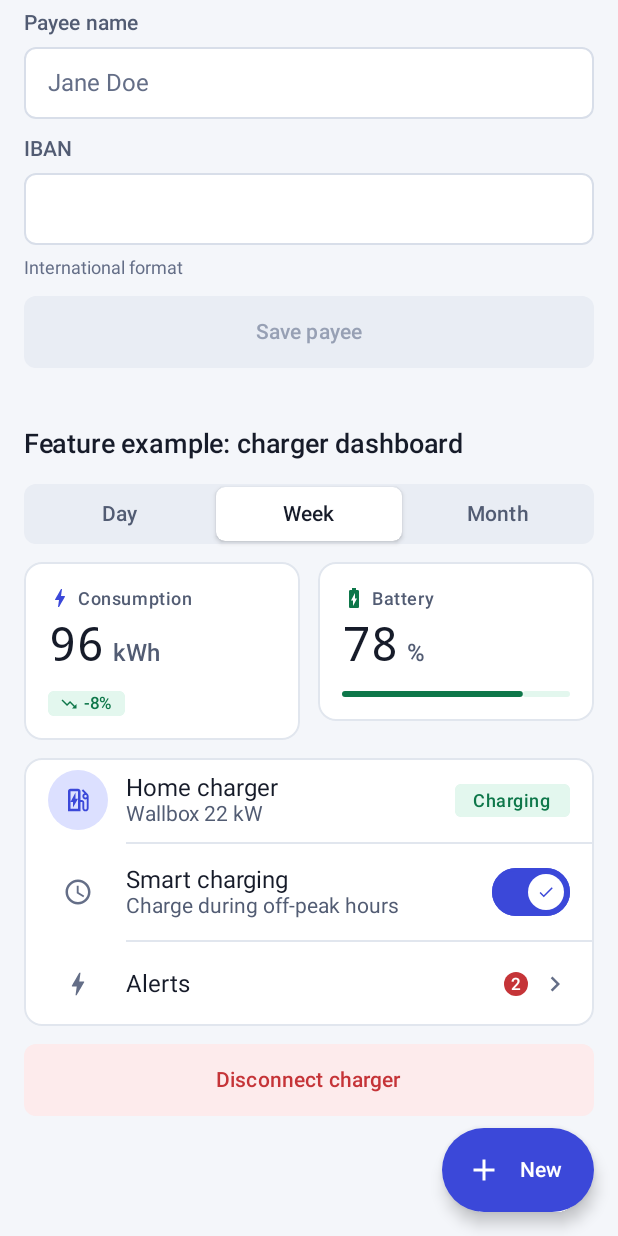
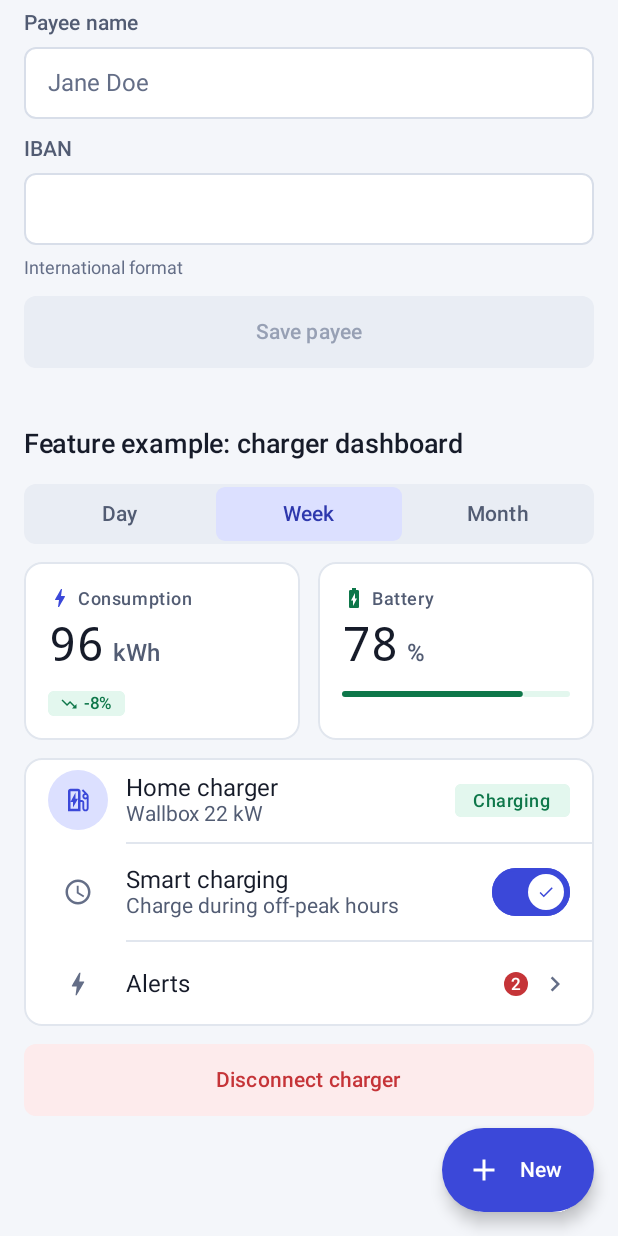
Before and after one commit to gabriel-TheCode/ElectronDS, an Android app built with Jetpack Compose: the screen it shows after launch (CatalogActivity), on a phone screen of 412 x 824 dp. Run offline under Robolectric (Android 15) with nearby library versions, the light colour scheme and no system bars.

Commit message:
Fix segmented control indicator, read-only field and metric card rows
Found by reviewing the first recorded screenshots:
- Segmented control: animate the selected index instead of a position,
  so a size change re-places the indicator instantly (it slid to a wrong
  position when the layout width changed); brand tint indicator with
  primaryStrong label, since the neutral raised indicator was nearly
  invisible on the dark track; visible disabled indicator.
- Input field: read-only looked identical to disabled; it is now a
  transparent field with a hairline border.
- Metric cards side by side share one height in the dashboard demo, and
  the pattern is documented.

```diff
--- a/app/src/main/java/com/electron/catalog/demo/ChargerDashboardSection.kt
+++ b/app/src/main/java/com/electron/catalog/demo/ChargerDashboardSection.kt
@@ -2,7 +2,10 @@ package com.electron.catalog.demo
 
 import androidx.compose.foundation.layout.Arrangement
 import androidx.compose.foundation.layout.Column
+import androidx.compose.foundation.layout.IntrinsicSize
 import androidx.compose.foundation.layout.Row
+import androidx.compose.foundation.layout.fillMaxHeight
+import androidx.compose.foundation.layout.height
 import androidx.compose.material.icons.Icons
 import androidx.compose.material.icons.outlined.BatteryChargingFull
 import androidx.compose.material.icons.outlined.Bolt
@@ -145,9 +148,13 @@ internal fun ChargerDashboardSection() {
             uiModel = state.toRangeUiModel(),
             onOptionSelected = { state = state.copy(range = ConsumptionRange.entries[it]) }
         )
-        Row(horizontalArrangement = Arrangement.spacedBy(ElectronSpacing.md)) {
-            ElectronMetricCard(state.toConsumptionUiModel(), modifier = Modifier.weight(1f))
-            ElectronMetricCard(state.toBatteryUiModel(), modifier = Modifier.weight(1f))
+        // Cards side by side share the tallest card's height.
+        Row(
+            horizontalArrangement = Arrangement.spacedBy(ElectronSpacing.md),
+            modifier = Modifier.height(IntrinsicSize.Min)
+        ) {
+            ElectronMetricCard(state.toConsumptionUiModel(), modifier = Modifier.weight(1f).fillMaxHeight())
+            ElectronMetricCard(state.toBatteryUiModel(), modifier = Modifier.weight(1f).fillMaxHeight())
         }
         ElectronCard(CardUiModel.Default()) {
             ElectronListItem(state.toStatusItemUiModel())
--- a/electronds/src/main/java/com/electron/designsystem/components/inputfield/primitives/InputFieldPrimitive.kt
+++ b/electronds/src/main/java/com/electron/designsystem/components/inputfield/primitives/InputFieldPrimitive.kt
@@ -82,7 +82,7 @@ internal fun InputFieldPrimitive(
             !isEnabled -> Color.Transparent
             isError -> c.status.error
             isFocused -> c.border.focus
-            isReadOnly -> Color.Transparent
+            isReadOnly -> c.border.subtle
             else -> c.border.default
         },
         animationSpec = tween(ElectronMotion.quick, easing = ElectronMotion.easeStandard),
@@ -93,9 +93,11 @@ internal fun InputFieldPrimitive(
         animationSpec = tween(ElectronMotion.quick, easing = ElectronMotion.easeStandard),
         label = "fieldBorderWidth"
     )
+    // Three distinct looks: editable (white field, border), read-only (no fill,
+    // hairline: a value you can read and copy), disabled (grey fill, no border).
     val containerColor = when {
         !isEnabled -> c.interaction.disabledBackground
-        isReadOnly -> c.background.surfaceSunken
+        isReadOnly -> Color.Transparent
         else -> c.background.surface
     }
     val textColor = if (isEnabled) c.content.primary else c.interaction.disabledContent
--- a/electronds/src/main/java/com/electron/designsystem/components/segmentedcontrol/primitives/SegmentedControlPrimitive.kt
+++ b/electronds/src/main/java/com/electron/designsystem/components/segmentedcontrol/primitives/SegmentedControlPrimitive.kt
@@ -2,7 +2,7 @@ package com.electron.designsystem.components.segmentedcontrol.primitives
 
 import androidx.compose.animation.animateColorAsState
 import androidx.compose.animation.core.Spring
-import androidx.compose.animation.core.animateDpAsState
+import androidx.compose.animation.core.animateFloatAsState
 import androidx.compose.animation.core.spring
 import androidx.compose.animation.core.tween
 import androidx.compose.foundation.background
@@ -27,14 +27,12 @@ import androidx.compose.runtime.remember
 import androidx.compose.ui.Alignment
 import androidx.compose.ui.Modifier
 import androidx.compose.ui.draw.clip
-import androidx.compose.ui.draw.shadow
 import androidx.compose.ui.graphics.Color
 import androidx.compose.ui.platform.testTag
 import androidx.compose.ui.semantics.Role
 import androidx.compose.ui.text.TextStyle
 import androidx.compose.ui.text.style.TextOverflow
 import com.electron.designsystem.tokens.ElectronDimens
-import com.electron.designsystem.tokens.ElectronElevation
 import com.electron.designsystem.tokens.ElectronMotion
 import com.electron.designsystem.tokens.ElectronShapes
 import com.electron.designsystem.tokens.ElectronSpacing
@@ -49,11 +47,15 @@ internal data class SegmentColors(
 )
 
 /**
- * Sunken track with one raised indicator that slides to the selected
+ * Sunken track with one tinted indicator that slides to the selected
  * segment. A single moving indicator explains the change ("the value moved
- * here") better than two segments swapping backgrounds, and it is the only
- * spring in the system: a position change is physical, a color change is
- * not. The indicator radius is concentric with the track.
+ * here") better than two segments swapping backgrounds; a position change
+ * is physical, so it moves on a spring. The indicator radius is concentric
+ * with the track.
+ *
+ * The animated value is the selected index, not a position: a new selection
+ * slides, while a size change (rotation, split screen) re-places the
+ * indicator instantly from the current width instead of sliding it.
  */
 @Composable
 internal fun SegmentedControlPrimitive(
@@ -79,18 +81,17 @@ internal fun SegmentedControlPrimitive(
     ) {
         val gap = ElectronSpacing.xxs
         val segmentWidth = (maxWidth - gap * (options.size - 1)) / options.size
-        val indicatorOffset by animateDpAsState(
-            targetValue = (segmentWidth + gap) * safeIndex,
+        val animatedIndex by animateFloatAsState(
+            targetValue = safeIndex.toFloat(),
             animationSpec = spring(dampingRatio = Spring.DampingRatioNoBouncy, stiffness = Spring.StiffnessMediumLow),
             label = "segmentIndicator"
         )
 
         Box(
             modifier = Modifier
-                .offset(x = indicatorOffset)
+                .offset(x = (segmentWidth + gap) * animatedIndex)
                 .width(segmentWidth)
                 .fillMaxHeight()
-                .shadow(ElectronElevation.raised, ElectronShapes.segment)
                 .background(colors.indicator, ElectronShapes.segment)
         )
 
--- a/electronds/src/main/java/com/electron/designsystem/components/segmentedcontrol/variants/SegmentedControlDefault.kt
+++ b/electronds/src/main/java/com/electron/designsystem/components/segmentedcontrol/variants/SegmentedControlDefault.kt
@@ -8,9 +8,10 @@ import com.electron.designsystem.components.segmentedcontrol.primitives.Segmente
 import com.electron.designsystem.foundation.ElectronTheme
 
 /**
- * The selected label is neutral (`content.primary`), not brand: the raised
- * indicator already says "selected", and brand color stays reserved for
- * primary actions, focus and selection that has no other signifier.
+ * Moving indicators (segmented control, navigation) use the brand tint
+ * `primarySubtle` with `primaryStrong` content: a neutral raised indicator
+ * disappeared on the dark track. Disabled keeps the indicator visible with
+ * a neutral step so the current value can still be read.
  */
 @Composable
 internal fun segmentColors(isEnabled: Boolean): SegmentColors {
@@ -18,15 +19,15 @@ internal fun segmentColors(isEnabled: Boolean): SegmentColors {
     return if (isEnabled) {
         SegmentColors(
             track = c.background.surfaceSunken,
-            indicator = c.background.surfaceRaised,
-            selectedContent = c.content.primary,
+            indicator = c.brand.primarySubtle,
+            selectedContent = c.brand.primaryStrong,
             content = c.content.secondary
         )
     } else {
         SegmentColors(
             track = c.interaction.disabledBackground,
-            indicator = c.background.surface,
-            selectedContent = c.interaction.disabledContent,
+            indicator = c.border.default,
+            selectedContent = c.content.disabled,
             content = c.interaction.disabledContent
         )
     }
```
Also changed, not shown: 2 other files.
